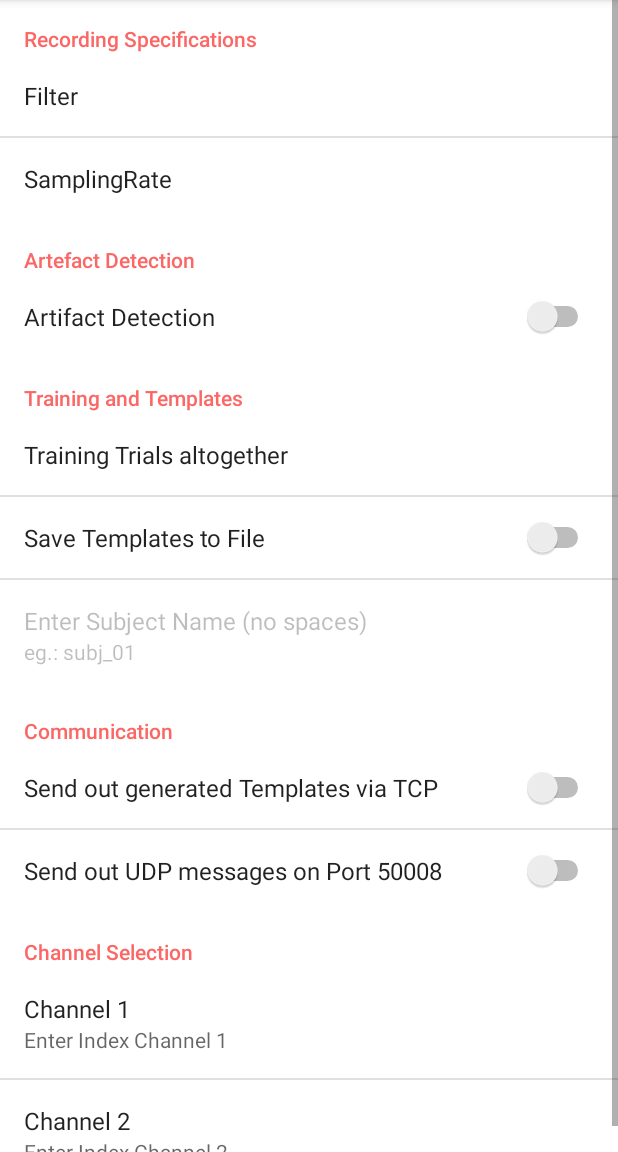
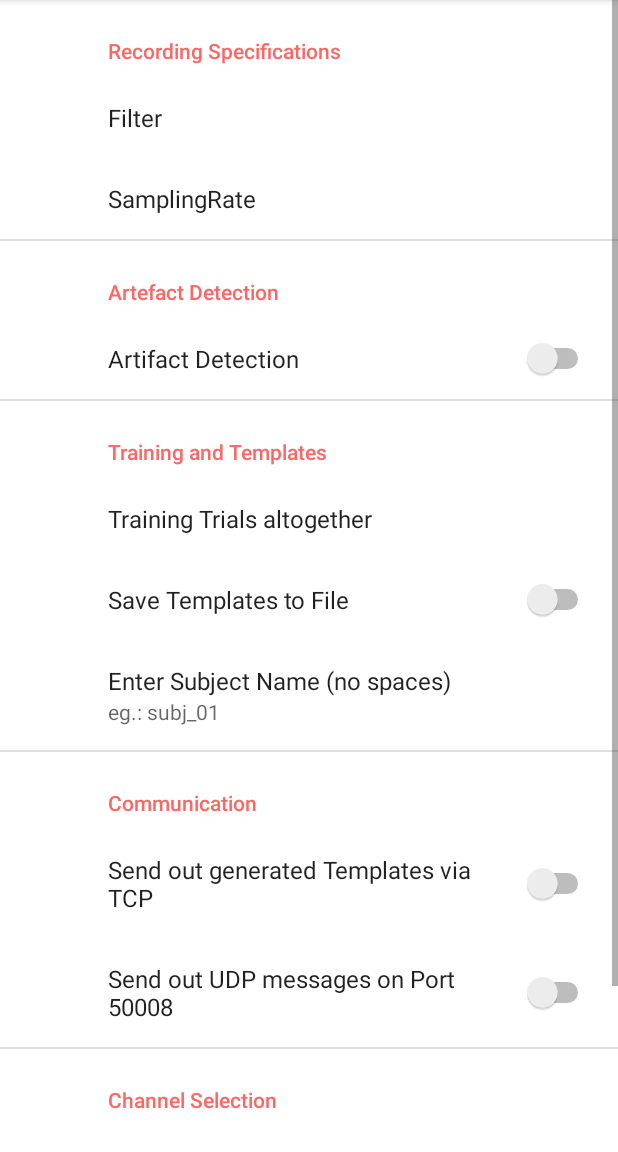
Before and after one commit to NeuropsyOL/SCALA, an Android app: the screen it shows after launch (MainActivity), after a tap on "SETTINGS", on a phone screen of 412 x 824 dp, the part 84-1236 px from its top. Run offline under Robolectric (Android 15) with nearby library versions, the phone set to English and light mode, and no system bars; our stand-ins replace androidx.preference; libraries missing offline, so code that uses them is left out: com.androidplot.util, com.androidplot.xy; plain views replace XYPlot; 29 statements that could not run were skipped.

Commit message:
some small fixes, some small bugs still there

```diff
--- a/app/src/main/java/com/scala/input/LSLMarkerReceiver.java
+++ b/app/src/main/java/com/scala/input/LSLMarkerReceiver.java
@@ -75,6 +75,7 @@ public class LSLMarkerReceiver implements IHandleIncomingData {
 				if (doneResolving) {
 					while (true) {
 					 	String[] s = new String[1];
+					 	s[0] = "empty";
 						double timestamp = 0; // wait until you get one
 						try {
 							timestamp = inlet.pull_sample(s);
@@ -83,7 +84,7 @@ public class LSLMarkerReceiver implements IHandleIncomingData {
 						}
 
 						String sample = s[0];
-						//TODO what is this sound thing? Change to someting that the user can set!
+						//TODO Change to someting that the user can set!
 						 if (sample.contains("SOUND") || sample.contains("sound")) {  // this is case-sensitive!
 							 // call the Communication Controller and tell him that we have a sound marker
 							 callback.signalResult("trigger" + sample, timestamp);
--- a/app/src/main/java/com/scala/main/MainActivity.java
+++ b/app/src/main/java/com/scala/main/MainActivity.java
@@ -1,13 +1,11 @@
 package com.scala.main;
 
-import android.app.Fragment;
 import android.content.Context;
 import android.content.SharedPreferences;
 import android.os.Bundle;
 import android.os.PowerManager;
 import android.os.PowerManager.WakeLock;
 import android.preference.PreferenceManager;
-import android.support.v7.app.AppCompatActivity;
 import android.util.AttributeSet;
 import android.util.Log;
 import android.view.Menu;
@@ -17,12 +15,15 @@ import android.view.View;
 import android.widget.Button;
 import android.widget.Toast;
 
+import androidx.appcompat.app.AppCompatActivity;
+
 import com.scala.controller.MainController;
 import com.scala.input.IEEGSingleSamplesListener;
 import com.scala.out.R;
 import com.scala.tools.FileChooser;
 import com.scala.tools.SampleBuffer;
 import com.scala.tools.ScalaPreferences;
+import com.scala.view.CalibrationFragment;
 import com.scala.view.MainFragment;
 import com.scala.view.SettingsFragment;
 
@@ -69,8 +70,8 @@ public class MainActivity extends AppCompatActivity implements IEEGSingleSamples
 
 
 	/*
-	 * SCALA gets a signal from PM 500ms before the sound will be played. CLAP then stores
-	 * 4 seconds of data for the classification
+	 * SCALA gets a signal from PM 500ms before the sound will be played. SCALA then stores
+	 * WINDOW_WIDTH seconds of data for the classification
 	 */
 	private static final int WINDOW_WIDTH = 3; // seconds for the eeg data buffer
 
@@ -154,31 +155,25 @@ public class MainActivity extends AppCompatActivity implements IEEGSingleSamples
 				mainController.prepare();
 				mainController.setDiagnosticSampleReceiver(MainActivity.this);
 			}
+
 			CharSequence text = "Preferences have been updated.";
 			int duration = Toast.LENGTH_LONG;
 			Toast t = Toast.makeText(getApplicationContext(), text, duration);
 			t.show();
 			if (scalaPrefs.checkArtifacts){
-				// the button now delegates to the calibration activity where it collects calibration data
-				//CalibrationFragment calibrationFragment = new CalibrationFragment();
-				//calibrationFragment.setOriginalPreferences(scalaPrefs);
-				//switchFragment(R.id.fragment1, calibrationFragment);
+				// create StartCalibration Button here as well
+
+
+				// create Calibration Fragment and start Calibration in there
+				CalibrationFragment calibrationFragment = new CalibrationFragment();
+				// switch to calibration Fragment here
 			}
 		});
-
 
 		PowerManager powerManager = (PowerManager) getSystemService(POWER_SERVICE);
 		assert powerManager != null;
 		WakeLock wakeLock = powerManager.newWakeLock(PowerManager.PARTIAL_WAKE_LOCK, "SCALA:MyWakelockTag");
 		wakeLock.acquire();
-	}
-
-	private void switchFragment(int fragmentId, Fragment sf) {
-		getFragmentManager()
-				.beginTransaction()
-				.replace(fragmentId, sf)
-				.addToBackStack(null)
-				.commit();
 	}
 
 	/**
@@ -273,7 +268,7 @@ public class MainActivity extends AppCompatActivity implements IEEGSingleSamples
 	@Override
 	public View onCreateView(String name, Context context, AttributeSet attrs) {
 		View view = super.onCreateView(name, context, attrs);
-		mf = (MainFragment) getSupportFragmentManager().findFragmentById(R.id.fragment1);
+		mf = (MainFragment) getSupportFragmentManager().findFragmentById(R.id.mainActivityFragment);
 		return view;
 	}
 
@@ -289,7 +284,9 @@ public class MainActivity extends AppCompatActivity implements IEEGSingleSamples
 		switch (item.getItemId()) {
 			case R.id.action_settings:
 				inSettings = true;
-				switchFragment(R.id.fragment1, new SettingsFragment());
+				getSupportFragmentManager().beginTransaction()
+						.replace(android.R.id.content, new SettingsFragment())
+						.commit();
 				proceedButton.setVisibility(View.INVISIBLE);
 				proceedButton.setClickable(false);
 
@@ -330,8 +327,8 @@ public class MainActivity extends AppCompatActivity implements IEEGSingleSamples
 	private void backFromSettingsFragment() {
 		inSettings = false;
 		getFragmentManager().popBackStack();
-		int proceedButtonText = scalaPrefs.checkArtifacts ? R.string.proceedButtonCalib : R.string.proceedButton;
-		proceedButton.setText(proceedButtonText);
+		//int proceedButtonText = scalaPrefs.checkArtifacts ? R.string.proceedButtonCalib : R.string.proceedButton;
+		//proceedButton.setText(proceedButtonText);
 		proceedButton.setVisibility(View.VISIBLE);
 		proceedButton.setClickable(true);
 	}
--- a/app/src/main/java/com/scala/udp/TCPTemplateSender.java
+++ b/app/src/main/java/com/scala/udp/TCPTemplateSender.java
@@ -11,7 +11,7 @@ import java.nio.FloatBuffer;
 
 import com.scala.tools.SampleBuffer;
 
-import android.support.annotation.NonNull;
+import androidx.annotation.NonNull;
 
 /**
  * This class is used to send out the generated templates via TCP. The protocol specifications
--- /dev/null
+++ b/app/src/main/java/com/scala/view/CalibrationFragment.java
@@ -0,0 +1,6 @@
+package com.scala.view;
+
+import android.app.Activity;
+
+public class CalibrationFragment extends Activity {
+}
--- a/app/src/main/java/com/scala/view/MainFragment.java
+++ b/app/src/main/java/com/scala/view/MainFragment.java
@@ -4,11 +4,12 @@ import android.annotation.SuppressLint;
 import android.graphics.Color;
 import android.graphics.Paint;
 import android.os.Bundle;
-import android.support.v4.app.Fragment;
 import android.view.LayoutInflater;
 import android.view.View;
 import android.view.ViewGroup;
 import android.widget.TextView;
+
+import androidx.fragment.app.Fragment;
 
 import com.androidplot.util.PixelUtils;
 import com.androidplot.util.Redrawer;
@@ -48,9 +49,8 @@ public class MainFragment extends Fragment {
 	public View onCreateView(LayoutInflater inflater, ViewGroup container, Bundle savedInstanceState) {
 		// set up view, text field and plot
 		View root = inflater.inflate(R.layout.main_fragment, container);
-		tv = (TextView) root.findViewById(R.id.textView1);
-		plot = (XYPlot) root.findViewById(R.id.plot);
-
+		tv = root.findViewById(R.id.textView1);
+		plot = root.findViewById(R.id.plot);
 
 		/*
 		Assemble the plot view.
@@ -103,7 +103,7 @@ public class MainFragment extends Fragment {
 		plot.getLayoutManager().remove(plot.getLinesPerRangeLabel());
 
 		plot.getBorderPaint().setColor(Color.WHITE);
-		redrawer = new Redrawer(plot, 10, true);
+		redrawer = new Redrawer(plot, 50, true);
 		return root;
 	}
 
@@ -120,8 +120,10 @@ public class MainFragment extends Fragment {
 	public void setStreamDetails(String streamInfos, double finalSample ) {
 		tv.setText(streamInfos + "\n Sample Channel Value:  " + finalSample);
 		sampleForUI = finalSample;
-		//TODO the plot is lagging, why?
-		plotSampleSource.addSample(sampleForUI);
+		// TODO the plot is lagging behind
+		// TODO the plot should adapt to the actual value range of the incoming signal
+		//plotSampleSource.addSample(sampleForUI);
+		plotSampleSource.addSample(Math.random()*30);
 	}
 
 	/**
--- a/app/src/main/java/com/scala/view/SettingsFragment.java
+++ b/app/src/main/java/com/scala/view/SettingsFragment.java
@@ -1,13 +1,13 @@
 package com.scala.view;
 
-import com.scala.out.R;
-
 import android.os.Bundle;
-import android.preference.ListPreference;
-import android.preference.PreferenceFragment;
 import android.view.LayoutInflater;
 import android.view.View;
 import android.view.ViewGroup;
+
+import androidx.preference.PreferenceFragmentCompat;
+
+import com.scala.out.R;
 
 /**
  * Android's way of providing a settings-functionality.
@@ -17,30 +17,23 @@ import android.view.ViewGroup;
  * @author sarah
  *
  */
-public class SettingsFragment extends PreferenceFragment {
+public class SettingsFragment extends PreferenceFragmentCompat {
 
-	/*
-	 * https://developer.android.com/guide/topics/ui/settings.html By default,
-	 * all your app's preferences are saved to a file that's accessible from
-	 * anywhere within your application by calling the static method
-	 * PreferenceManager.getDefaultSharedPreferences().
-	 */
+	public SettingsFragment() {
+		// Required empty public constructor
+	}
+
 	@Override
-	public void onCreate(Bundle savedInstanceState) {
-		super.onCreate(savedInstanceState);
-
+	public void onCreatePreferences(Bundle savedInstanceState, String rootKey) {
 		// Load the preferences from an XML resource
-		addPreferencesFromResource(R.xml.preferences);
-
+		setPreferencesFromResource(R.xml.preferences, rootKey);
 	}
 
 	@Override
 	public View onCreateView(LayoutInflater inflater, ViewGroup container, Bundle savedInstanceState) {
 		View view = super.onCreateView(inflater, container, savedInstanceState);
-
 		// This setting is needed because the preferences fragment is transparent without setting th bg color
 		view.setBackgroundColor(getResources().getColor(android.R.color.background_light));
-
 		return view;
 	}
 
--- a/app/src/main/res/layout/activity_main.xml
+++ b/app/src/main/res/layout/activity_main.xml
@@ -7,11 +7,12 @@
     tools:context="com.scala.main.MainActivity" >
 
     <fragment
-        android:id="@+id/fragment1"
+        android:id="@+id/mainActivityFragment"
         android:name="com.scala.view.MainFragment"
         android:layout_width="match_parent"
         android:layout_height="match_parent"
         android:layout_alignParentStart="true"
         android:layout_alignParentTop="true"
         tools:layout="@layout/main_fragment" />
+
 </RelativeLayout>
--- /dev/null
+++ b/asr_calibrate/build.gradle
@@ -0,0 +1,2 @@
+configurations.maybeCreate("default")
+artifacts.add("default", file('asr_calibrate-debug.aar'))
--- /dev/null
+++ b/gradle.properties
@@ -0,0 +1,2 @@
+android.enableJetifier=true
+android.useAndroidX=true
--- a/settings.gradle
+++ b/settings.gradle
@@ -1,2 +1,3 @@
+include ':asr_calibrate'
 include ':liblsl-Java-debug'
 include ':app'
```
Also changed, not shown: app/build.gradle (+12 -6 lines), app/src/main/java/com/scala/controller/MainController.java (+5 -6 lines), app/src/main/res/layout/fragment_calibration.xml (+6 -10 lines), app/src/main/res/layout/main_fragment.xml (+7 -0 lines), 1 other file.
